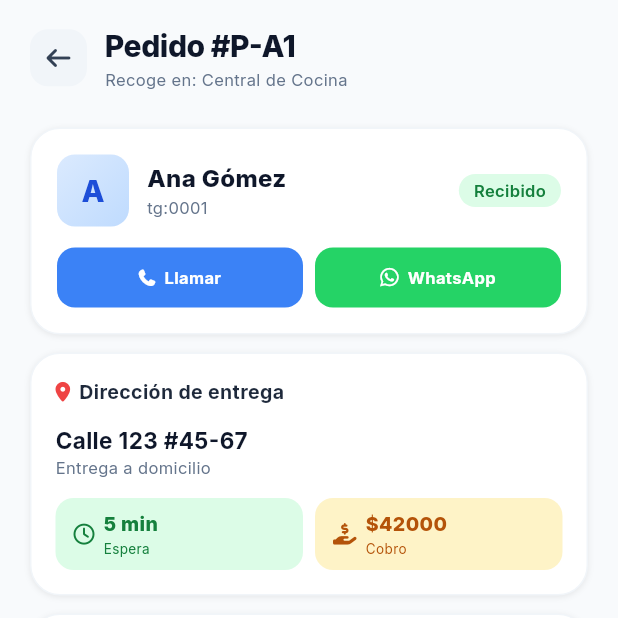
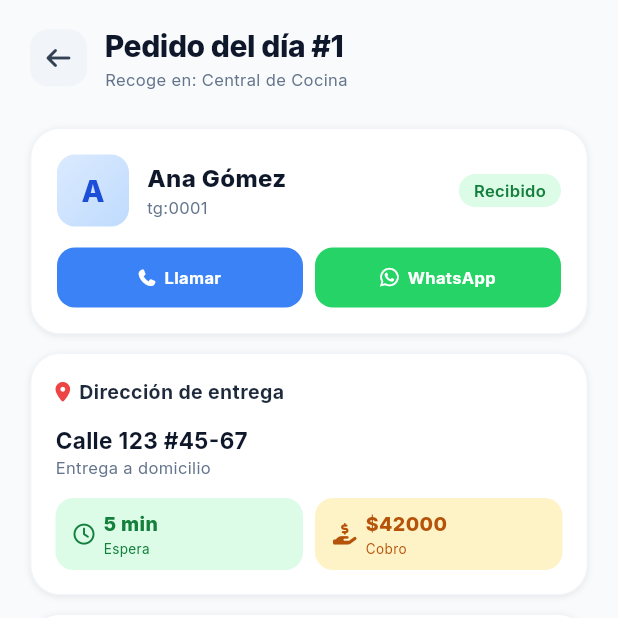
Before and after one commit to Curcolor/ProntoApp-, a Flutter app: the DetalleEntregaScreen screen opened directly, on a phone screen of 412 x 824 dp, the top half of it. Run offline on Flutter 3.47's test engine with Material 3 defaults, Android fonts, the phone set to English and light mode, and no system bars; our stand-ins replace flutter_svg, font_awesome_flutter, google_fonts, shared_preferences; accounts and stored records are empty; network calls fail.

Commit message:
feat(ui): número del día también en repartidor (OrderProvider.numeroDelDia reutilizable; cola lo usa también)

```diff
--- a/lib/data/providers/order_provider.dart
+++ b/lib/data/providers/order_provider.dart
@@ -39,6 +39,21 @@ class OrderProvider extends ChangeNotifier {
     final hoy = DateTime.now();
     return _pedidos.where((p) =>
         p.creadoEn.year == hoy.year && p.creadoEn.month == hoy.month && p.creadoEn.day == hoy.day).length;
+  }
+
+  /// Número del pedido relativo al DÍA (1, 2, 3… reseteando cada día),
+  /// según orden de creación. Reusado por cocina y repartidor.
+  int numeroDelDia(OrderModel pedido) {
+    final hoy = DateTime.now();
+    final delDia = _pedidos
+        .where((p) =>
+            p.creadoEn.year == hoy.year &&
+            p.creadoEn.month == hoy.month &&
+            p.creadoEn.day == hoy.day)
+        .toList()
+      ..sort((a, b) => a.creadoEn.compareTo(b.creadoEn));
+    final idx = delDia.indexWhere((p) => p.id == pedido.id);
+    return idx >= 0 ? idx + 1 : delDia.length + 1;
   }
 
   double get ventasHoy {
--- a/lib/features/delivery/screens/detalle_entrega_screen.dart
+++ b/lib/features/delivery/screens/detalle_entrega_screen.dart
@@ -60,6 +60,7 @@ class DetalleEntregaScreen extends StatelessWidget {
   }
 
   Widget _buildHeader(BuildContext context) {
+    final provider = context.watch<OrderProvider>();
     return Padding(
       padding: const EdgeInsets.only(
         left: 20.0,
@@ -92,7 +93,7 @@ class DetalleEntregaScreen extends StatelessWidget {
               crossAxisAlignment: CrossAxisAlignment.start,
               children: [
                 Text(
-                  'Pedido #${pedido.id}',
+                  'Pedido del día #${provider.numeroDelDia(pedido)}',
                   style: GoogleFonts.inter(
                     fontSize: 20,
                     fontWeight: FontWeight.w800,
--- a/lib/features/delivery/screens/pedidos_para_entregar_screen.dart
+++ b/lib/features/delivery/screens/pedidos_para_entregar_screen.dart
@@ -327,7 +327,7 @@ class PedidosParaEntregarScreen extends StatelessWidget {
                     crossAxisAlignment: CrossAxisAlignment.start,
                     children: [
                       Text(
-                        '#${pedido.id}',
+                        'Pedido del día #${provider.numeroDelDia(pedido)}',
                         style: GoogleFonts.inter(
                           fontSize: 15,
                           fontWeight: FontWeight.w800,
--- a/lib/features/delivery/screens/perfil_repartidor_screen.dart
+++ b/lib/features/delivery/screens/perfil_repartidor_screen.dart
@@ -38,7 +38,7 @@ class PerfilRepartidorScreen extends StatelessWidget {
                   _buildSummaryCard(entregadosHoy),
                   const SizedBox(height: 24),
                   if (historialReciente.isNotEmpty) ...[
-                    _buildDeliveryHistory(historialReciente),
+                    _buildDeliveryHistory(provider, historialReciente),
                     const SizedBox(height: 24),
                   ],
                   _buildPersonalInfo(context, user?.email ?? ''),
@@ -285,7 +285,7 @@ class PerfilRepartidorScreen extends StatelessWidget {
     );
   }
 
-  Widget _buildDeliveryHistory(List<OrderModel> historial) {
+  Widget _buildDeliveryHistory(OrderProvider provider, List<OrderModel> historial) {
     return Column(
       children: [
         Row(
@@ -313,7 +313,7 @@ class PerfilRepartidorScreen extends StatelessWidget {
         ...historial.map((p) => Padding(
           padding: const EdgeInsets.only(bottom: 12),
           child: _buildHistoryCard(
-            id: '#${p.id}',
+            id: '#${provider.numeroDelDia(p)}',
             name: p.cliente,
             address: p.direccion ?? 'Entrega local',
             amount: '\$${p.total.toStringAsFixed(0)}',
```
Also changed, not shown: lib/features/kitchen/screens/cola_pedidos_screen.dart (+1 -12 lines).
